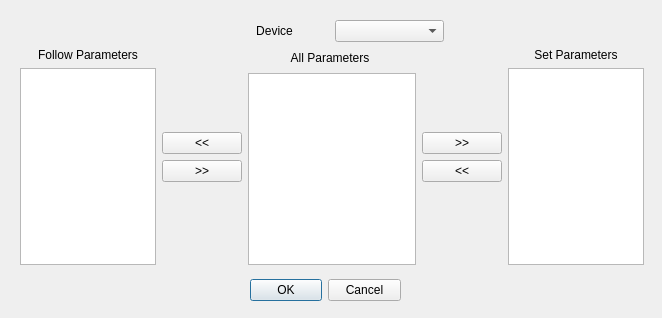
The window that GUI/edit_parameter.ui (nanophys/MeasureIt) describes before a commit, drawn with Qt 5.
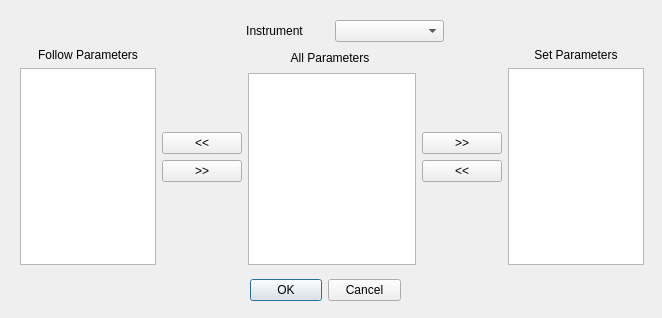
The same window after the commit.

Commit message: Changed naming convention from 'devices' to 'instruments' for connected measurement instruments for clarity/consistency's sake

```diff
--- a/GUI/edit_parameter.ui
+++ b/GUI/edit_parameter.ui
@@ -60,7 +60,7 @@
       <item>
        <widget class="QLabel" name="deviceLabel">
         <property name="text">
-         <string>Device</string>
+         <string>Instrument</string>
         </property>
         <property name="alignment">
          <set>Qt::AlignCenter</set>
```
Left out of the diff: 6 changed lines with no effect on the pictures. The commit also changes 6 other files.
